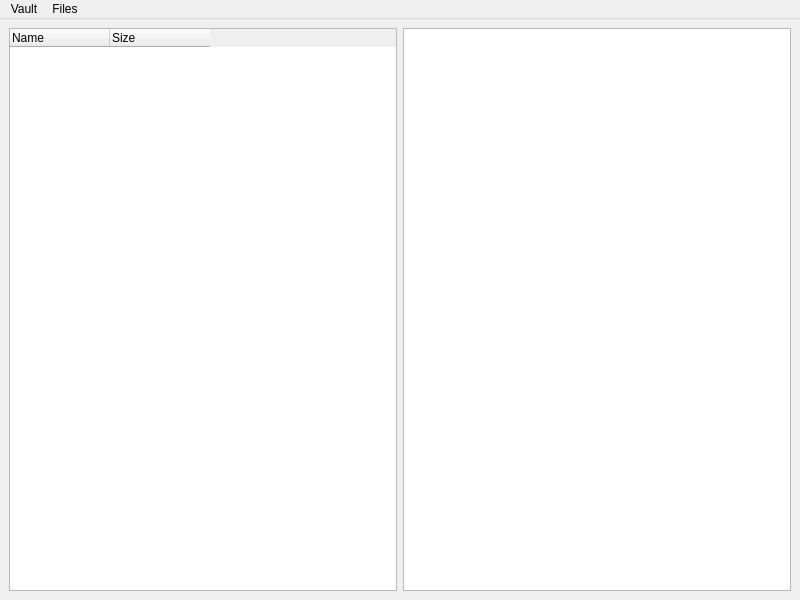
Before: the Qt Designer form src/mainwindow.ui in antpiasecki/dull, drawn with Qt 5.
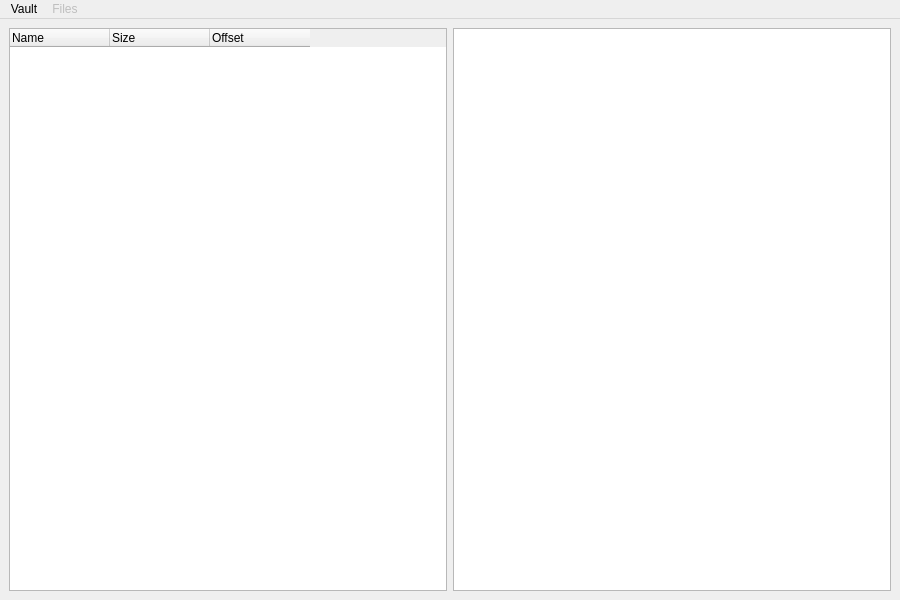
After: the same form once the commit is applied.

Commit message: dont preview by default, Vault::delete_file

Diff of the .ui file:
```diff
--- a/src/mainwindow.ui
+++ b/src/mainwindow.ui
@@ -6,7 +6,7 @@
    <rect>
     <x>0</x>
     <y>0</y>
-    <width>800</width>
+    <width>900</width>
     <height>600</height>
    </rect>
   </property>
@@ -33,6 +33,11 @@
         <string>Size</string>
        </property>
       </column>
+      <column>
+       <property name="text">
+        <string>Offset</string>
+       </property>
+      </column>
      </widget>
     </item>
     <item>
@@ -46,10 +51,10 @@
      <x>0</x>
      <y>0</y>
      <width>800</width>
-     <height>30</height>
+     <height>32</height>
     </rect>
    </property>
-   <widget class="QMenu" name="menuFile">
+   <widget class="QMenu" name="menuVault">
     <property name="title">
      <string>Vault</string>
     </property>
@@ -57,12 +62,15 @@
     <addaction name="actionOpen"/>
    </widget>
    <widget class="QMenu" name="menuFiles">
+    <property name="enabled">
+     <bool>false</bool>
+    </property>
     <property name="title">
      <string>Files</string>
     </property>
     <addaction name="actionAddFiles"/>
    </widget>
-   <addaction name="menuFile"/>
+   <addaction name="menuVault"/>
    <addaction name="menuFiles"/>
   </widget>
   <action name="actionNew">
```
The commit also changes 9 other files.
